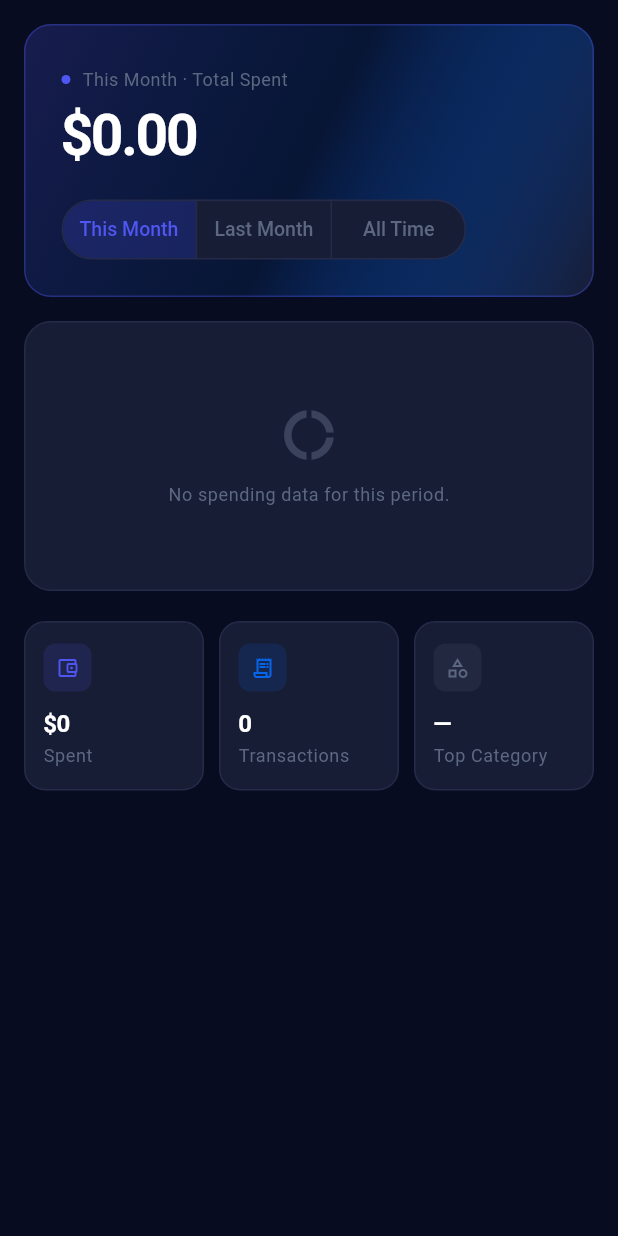
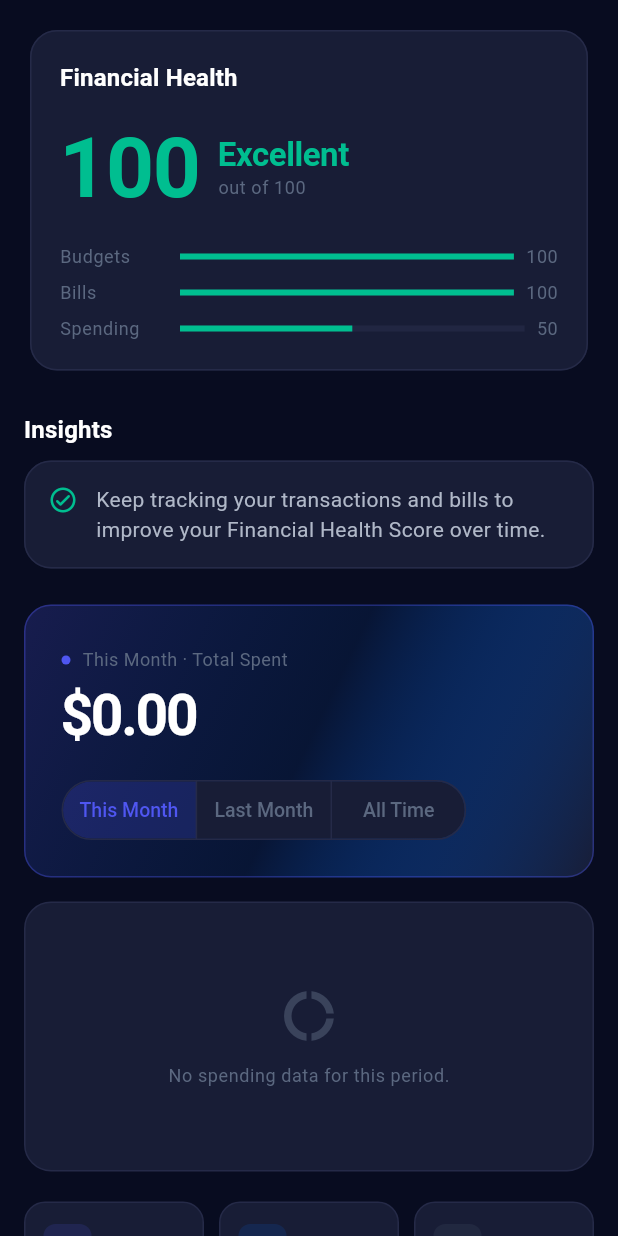
Before and after one commit to sanctumpod/sanctum, a Flutter app: the DashboardScreen widget shown alone on an empty page, opened directly, on a phone screen of 412 x 824 dp. Run offline on Flutter 3.47's test engine with Material 3 defaults, Android fonts, the phone set to English and light mode, and no system bars; our stand-ins replace file_picker, fl_chart, flutter_local_notifications, flutter_riverpod, timezone; missing offline and left inert: rdflib, solidpod, solidui.

Commit message:
feat: integrate HealthScoreWidget and InsightsFeedWidget into dashboard
Prepend HealthScoreWidget and InsightsFeedWidget as the first two items
in the dashboard ListView, with 16 px spacing between each section.

Co-Authored-By: Claude Sonnet 4.6 <noreply@anthropic.com>

```diff
--- a/lib/screens/dashboard_screen.dart
+++ b/lib/screens/dashboard_screen.dart
@@ -38,6 +38,8 @@ import 'package:sanctum/providers/budget_providers.dart';
 import 'package:sanctum/providers/dashboard_providers.dart';
 import 'package:sanctum/providers/transaction_providers.dart';
 import 'package:sanctum/theme/app_theme.dart';
+import 'package:sanctum/widgets/health_score_widget.dart';
+import 'package:sanctum/widgets/insights_widget.dart';
 
 /// The Dashboard tab showing spending chart, summaries, and budget warnings.
 class DashboardScreen extends ConsumerWidget {
@@ -63,6 +65,14 @@ class DashboardScreen extends ConsumerWidget {
     return ListView(
       padding: const EdgeInsets.fromLTRB(16, 16, 16, 32),
       children: [
+        // Financial health score summary.
+        const HealthScoreWidget(),
+        const SizedBox(height: 16),
+
+        // AI-generated insights feed.
+        const InsightsFeedWidget(),
+        const SizedBox(height: 16),
+
         // Hero spend block — total and date range toggle.
         _HeroSpendCard(
           totalSpent: totalSpent,
```
